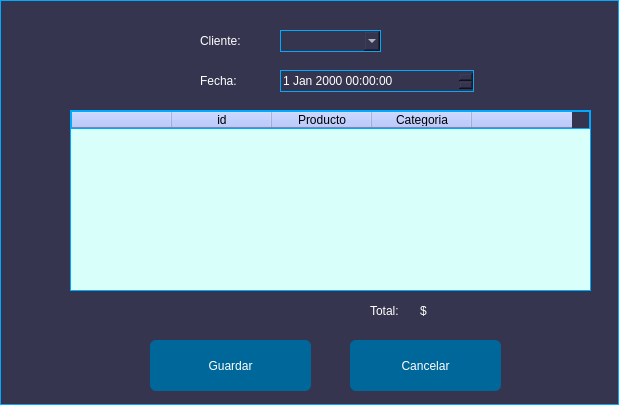
Above: views/compras_form.ui from joanmera/Gameverse_Interface before the change. Below: the same form after it.
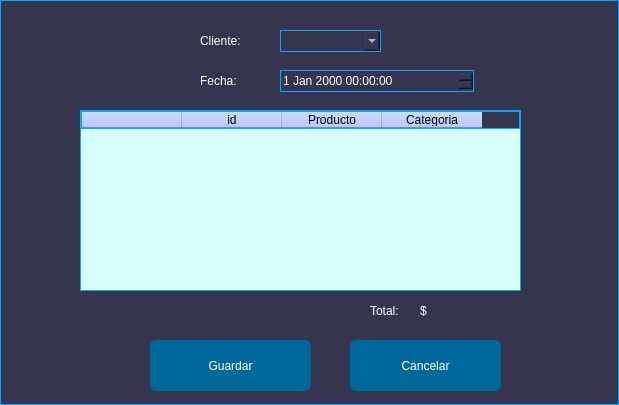
That is the form after the change.

Commit message: cambio de tabla de boton editar

What changed in the file:
```diff
--- a/views/compras_form.ui
+++ b/views/compras_form.ui
@@ -21,9 +21,9 @@
   <widget class="QTableWidget" name="purchaseTable">
    <property name="geometry">
     <rect>
-     <x>70</x>
+     <x>80</x>
      <y>110</y>
-     <width>521</width>
+     <width>441</width>
      <height>181</height>
     </rect>
    </property>
@@ -68,11 +68,6 @@
      <string>Categoria</string>
     </property>
    </column>
-   <column>
-    <property name="text">
-     <string/>
-    </property>
-   </column>
   </widget>
   <widget class="QLabel" name="label">
    <property name="geometry">
```
The commit also changes 3 other files.
